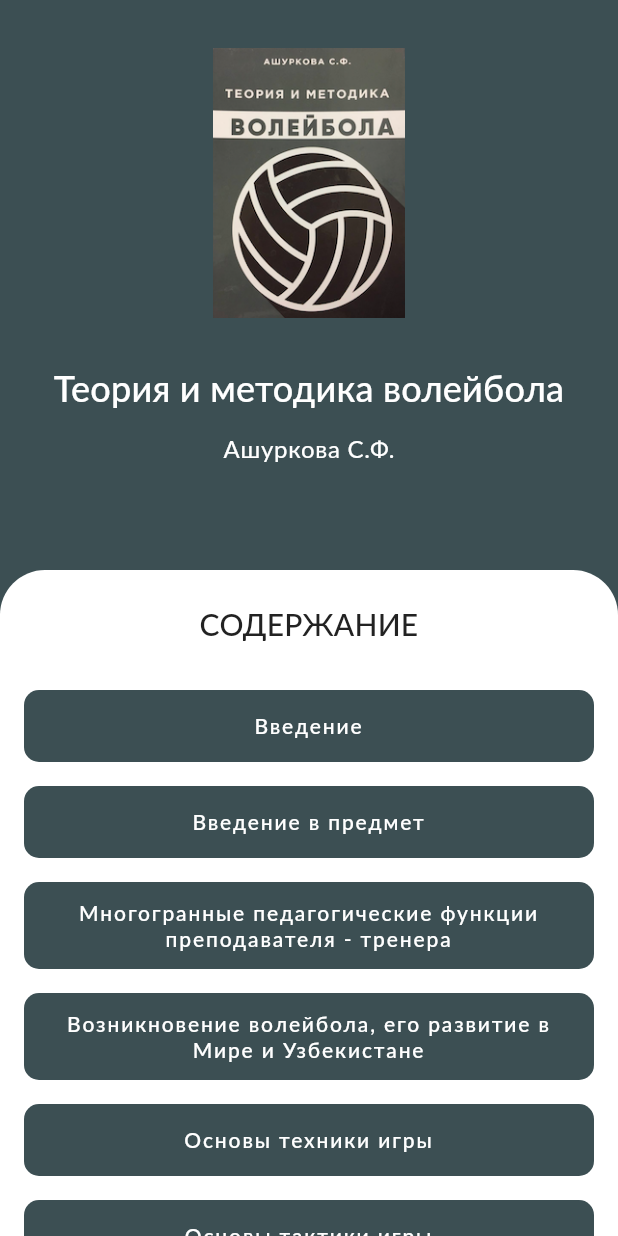
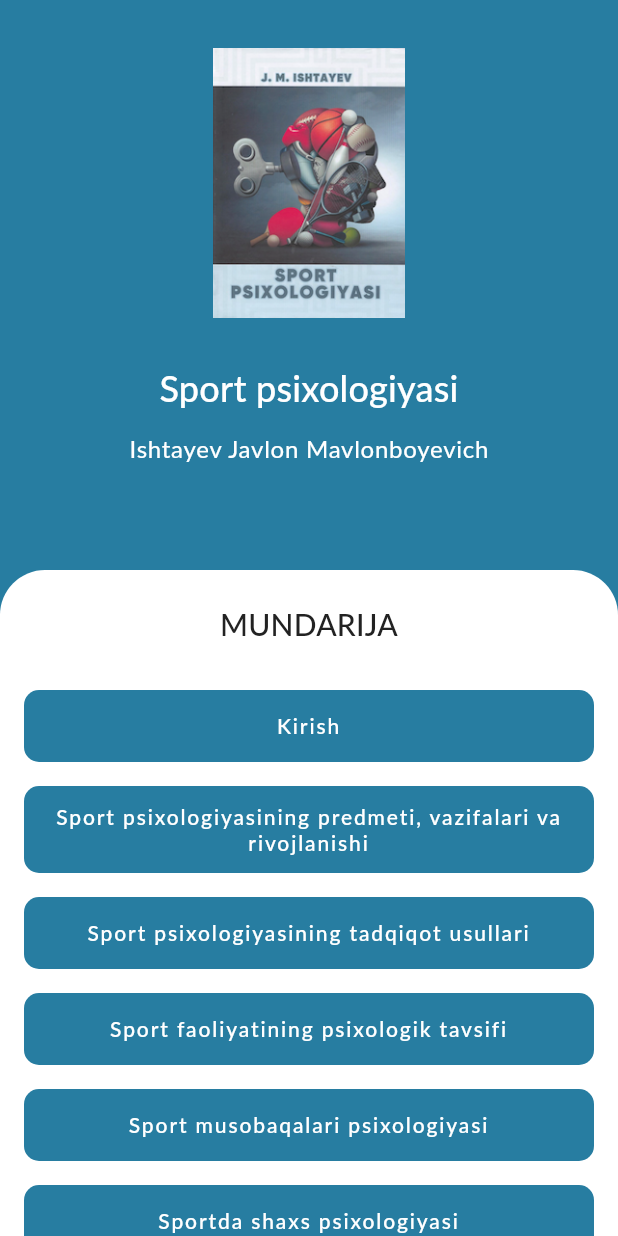
Before and after one commit to Mirzogolib/Flutter-E-Book, a Flutter app: the screen it shows after launch, on a phone screen of 412 x 824 dp. Run offline on Flutter 3.47's test engine with Material 2 defaults, Android fonts, the phone set to English and light mode, and no system bars; our stand-ins replace fluro; missing offline and left inert: advance_pdf_viewer.

Commit message:
Sport Psixologiyasi is done

```diff
--- a/lib/app.dart
+++ b/lib/app.dart
@@ -1,9 +1,9 @@
 import 'package:fluro/fluro.dart';
 import 'package:flutter/cupertino.dart';
 import 'package:flutter/material.dart';
-import 'package:volleyball/pages/home.dart';
-import 'package:volleyball/routes/routes.dart';
-import 'package:volleyball/theme/theme.dart';
+import 'package:sport_psixologiyasi_/pages/home.dart';
+import 'package:sport_psixologiyasi_/routes/routes.dart';
+import 'package:sport_psixologiyasi_/theme/theme.dart';
 
 class MyApp extends StatefulWidget {
   @override
--- a/lib/cell/button.dart
+++ b/lib/cell/button.dart
@@ -1,5 +1,5 @@
 import 'package:flutter/material.dart';
-import 'package:volleyball/theme/style.dart';
+import 'package:sport_psixologiyasi_/theme/style.dart';
 
 class Button extends StatelessWidget {
   final String text;
--- a/lib/cell/slider.dart
+++ b/lib/cell/slider.dart
@@ -1,6 +1,6 @@
 import 'package:flutter/cupertino.dart';
-import 'package:volleyball/theme/style.dart';
-import 'package:volleyball/utils/constants.dart';
+import 'package:sport_psixologiyasi_/theme/style.dart';
+import 'package:sport_psixologiyasi_/utils/constants.dart';
 
 class ImageSliderCell extends StatefulWidget {
   // final Media images;
--- a/lib/main.dart
+++ b/lib/main.dart
@@ -1,6 +1,6 @@
 import 'package:flutter/cupertino.dart';
 import 'package:flutter/material.dart';
-import 'package:volleyball/app.dart';
+import 'package:sport_psixologiyasi_/app.dart';
 
 void main() {
   runApp(MyApp());
--- a/lib/pages/book.dart
+++ b/lib/pages/book.dart
@@ -1,8 +1,8 @@
 import 'package:advance_pdf_viewer/advance_pdf_viewer.dart';
 import 'package:flutter/cupertino.dart';
 import 'package:flutter/material.dart';
-import 'package:volleyball/theme/style.dart';
-import 'package:volleyball/utils/constants.dart';
+import 'package:sport_psixologiyasi_/theme/style.dart';
+import 'package:sport_psixologiyasi_/utils/constants.dart';
 
 class BookController extends StatefulWidget {
   final int pageNumber;
--- a/lib/routes/routes.dart
+++ b/lib/routes/routes.dart
@@ -1,6 +1,6 @@
 import 'package:fluro/fluro.dart';
-import 'package:volleyball/pages/book.dart';
-import 'package:volleyball/pages/home.dart';
+import 'package:sport_psixologiyasi_/pages/book.dart';
+import 'package:sport_psixologiyasi_/pages/home.dart';
 
 class Application {
   static FluroRouter router;
--- a/lib/theme/colors.dart
+++ b/lib/theme/colors.dart
@@ -2,7 +2,7 @@ import 'package:flutter/cupertino.dart';
 
 class AppColors {
   final Color transparent = const Color(0x00000000);
-  final Color primary = const Color(0xff3c4f53);
+  final Color primary = const Color(0xff277da1);
   final Color background = const Color(0xfff0f5f9);
   final Color white = const Color(0xffffffff);
   final Color black = const Color(0xff222222);
--- a/lib/theme/style.dart
+++ b/lib/theme/style.dart
@@ -1,5 +1,5 @@
 import 'package:flutter/cupertino.dart';
-import 'package:volleyball/theme/colors.dart';
+import 'package:sport_psixologiyasi_/theme/colors.dart';
 
 class Style {
   /// Application Colors
--- a/lib/theme/theme.dart
+++ b/lib/theme/theme.dart
@@ -1,5 +1,5 @@
 import 'package:flutter/material.dart';
-import 'package:volleyball/theme/style.dart';
+import 'package:sport_psixologiyasi_/theme/style.dart';
 
 final theme = ThemeData(
   brightness: Style.appBrightness,
--- a/lib/utils/constants.dart
+++ b/lib/utils/constants.dart
@@ -4,48 +4,24 @@
 const Map<int, String> CONTENTS_LIST_MAP = {
   //ex: actual page number is 3
   //(3=2+1 => 3-> actual page number, 2-> number in map, 1 -> unit added to overcome 0)
-  2: "Введение",
-  5: "Введение в предмет",
-  14: "Многогранные педагогические функции преподавателя - тренера",
-  34: "Возникновение волейбола, его развитие в Мире и Узбекистане",
-  69: "Основы техники игры",
-  107: "Основы тактики игры",
-  131: "Обучение техники игры",
-  197: "Обучение тактики игры",
-  214: "Методика развития общих и специальных физических качеств",
-  245: "Правила соревнований, судьи и методика судейства",
-  285: "Методика проведения отбора в спортивные школы",
-  293: "Группы спортивной подготовки и планирование процесса подготовки",
-  300: "Виды подготовки и их реализация",
-  361:
-      "Методика проведения занятий по волейболу в образовательных учреждениях и спортивных школах",
-  386:
-      "Нагрузки - утомление, методика его устранения и повышения работоспособности",
-  393: "Тактика и стратегия в современном волейболе",
-  405: "Периодизация и цикличность многолетнего процесса спортивной тренировки",
-  414:
-      "Методика проведения тренировочных занятий с волейболистами высших разрядов",
-  439: "Педагогический контроль и управление процессом подготовки",
-  449:
-      "Положение о соревнованиях и организационно-методические вопросы их проведения",
-  475: "Научно – исследовательская работа студентов",
-  480: "Подготовка команды к соревнованиям и управление её деятельностью",
-  486:
-      "Государственные и общественные органы управления развитием волейбола в Узбекистане",
-  496: "Приложения и Схемы",
-  504: "Жестикуляция судей",
-  512: "Таблицы",
-  542: "Глоссарий",
+  2: "Kirish",
+  4: "Sport psixologiyasining predmeti, vazifalari va rivojlanishi",
+  28: "Sport psixologiyasining tadqiqot usullari",
+  126: "Sport faoliyatining psixologik tavsifi",
+  155: "Sport musobaqalari psixologiyasi",
+  177: "Sportda shaxs psixologiyasi",
+  214: "Sport treneri shaxsi va faoliyatining psixologik tavsifi",
+  241: "Glossariy",
 };
 
 //Here is book name
-const String BOOK_NAME = "Теория и методика волейбола";
+const String BOOK_NAME = "Sport psixologiyasi";
 
 //Here is book writers
-const String BOOK_WRITERS = "Ашуркова С.Ф.";
+const String BOOK_WRITERS = "Ishtayev Javlon Mavlonboyevich";
 
-const String CONTENTS_HEADER = "Содержание";
+const String CONTENTS_HEADER = "Mundarija";
 
-const String THANK_YOU = "Спасибо за внимание!";
+const String THANK_YOU = "E'tiboringiz uchun tashakkur!";
 
-const String PICK_PAGE = 'Выберите страницу';
+const String PICK_PAGE = 'Sahifani tanlang';
--- a/pubspec.yaml
+++ b/pubspec.yaml
@@ -1,4 +1,4 @@
-name: volleyball
+name: sport_psixologiyasi_
 description: A new Flutter project.
 
 # The following line prevents the package from being accidentally published to
```
Also changed, not shown: lib/pages/home.dart (+5 -5 lines), assets/images/album.png, 8 other files.
